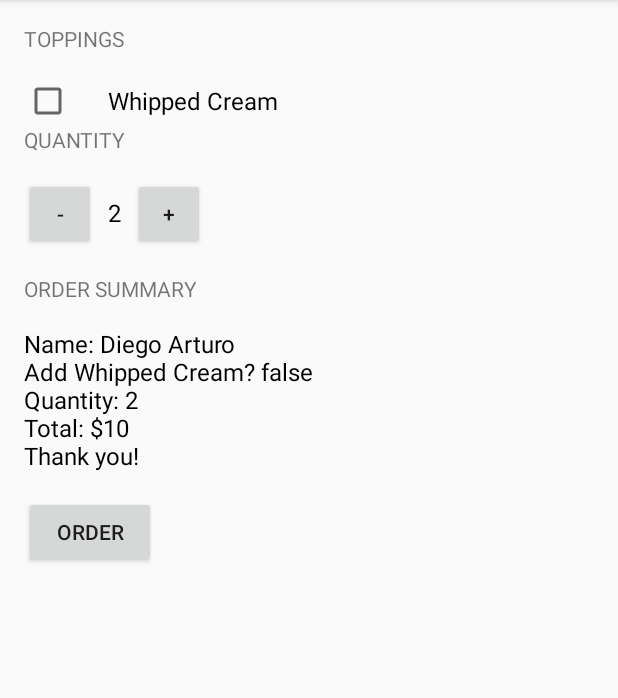
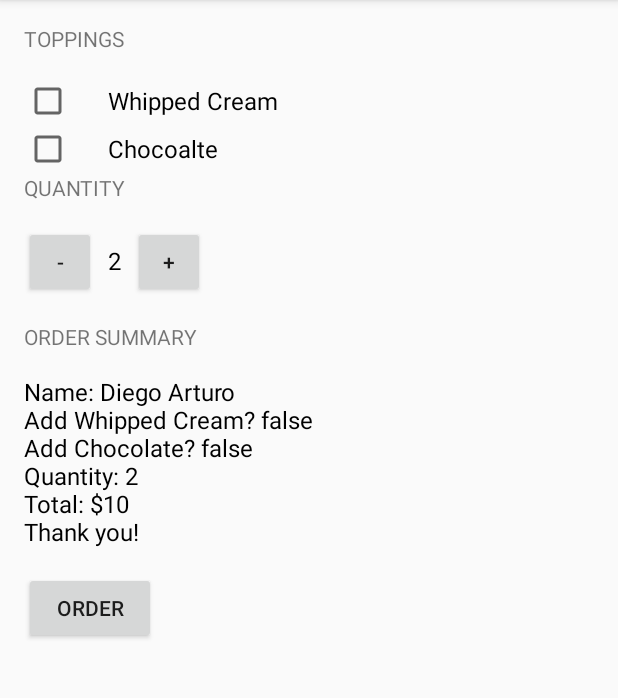
Before and after one commit to diegohdez90/JustJava, an Android app: the screen it shows after launch (MainActivity), after a tap on "ORDER", on a phone screen of 412 x 824 dp, the part 84-782 px from its top. Run offline under Robolectric (Android 15) with nearby library versions, the phone set to English and light mode, and no system bars.

Commit message:
feat(MainActivity): add a ScrollView as parent to apply scroll on application and display a second option on checkbox

```diff
--- a/app/src/main/java/com/example/android/justjava/MainActivity.java
+++ b/app/src/main/java/com/example/android/justjava/MainActivity.java
@@ -26,9 +26,11 @@ public class MainActivity extends AppCompatActivity {
     }
 
     private String createOrderSummary() {
-        CheckBox whipped_checkbox = (CheckBox) findViewById(R.id.whipped_cream_check_box);
+        CheckBox hasWhippedCream = (CheckBox) findViewById(R.id.whipped_cream_check_box);
+        CheckBox hasChocolate = (CheckBox) findViewById(R.id.chocolate_check_box);
         return "Name: Diego Arturo\n" +
-                "Add Whipped Cream? "+ whipped_checkbox.isChecked() +"\n" +
+                "Add Whipped Cream? "+ hasWhippedCream.isChecked() +"\n" +
+                "Add Chocolate? "+ hasChocolate.isChecked() +"\n" +
                 "Quantity: "+ quantity +"\nTotal: $" + calculatePrice() + "\nThank you!";
     }
 
--- a/app/src/main/res/layout/activity_main.xml
+++ b/app/src/main/res/layout/activity_main.xml
@@ -1,13 +1,17 @@
 <?xml version="1.0" encoding="utf-8"?>
-<LinearLayout xmlns:android="http://schemas.android.com/apk/res/android"
+<ScrollView
+    xmlns:android="http://schemas.android.com/apk/res/android"
     xmlns:tools="http://schemas.android.com/tools"
+    android:layout_width="match_parent"
+    android:layout_height="match_parent"
+    tools:context="com.example.android.justjava.MainActivity">
+    <LinearLayout
         android:layout_width="match_parent"
         android:layout_height="match_parent"
         android:paddingLeft="16dp"
         android:paddingRight="16dp"
         android:paddingTop="16dp"
-    android:orientation="vertical"
-    tools:context="com.example.android.justjava.MainActivity">
+        android:orientation="vertical">
 
         <TextView
             android:id="@+id/toppins_text_view"
@@ -19,12 +23,19 @@
         <LinearLayout
             android:layout_width="match_parent"
             android:layout_height="wrap_content"
-        android:orientation="horizontal">
+            android:orientation="vertical">
             <CheckBox
                 android:id="@+id/whipped_cream_check_box"
                 android:layout_width="wrap_content"
                 android:layout_height="wrap_content"
                 android:text="Whipped Cream"
+                android:paddingLeft="24dp"
+                android:textSize="16sp"/>
+            <CheckBox
+                android:id="@+id/chocolate_check_box"
+                android:layout_width="wrap_content"
+                android:layout_height="wrap_content"
+                android:text="Chocoalte"
                 android:paddingLeft="24dp"
                 android:textSize="16sp"/>
         </LinearLayout>
@@ -101,3 +112,4 @@
             android:id="@+id/button" />
 
     </LinearLayout>
+</ScrollView>
```
Lines whose indentation alone changed are shown as unchanged.
